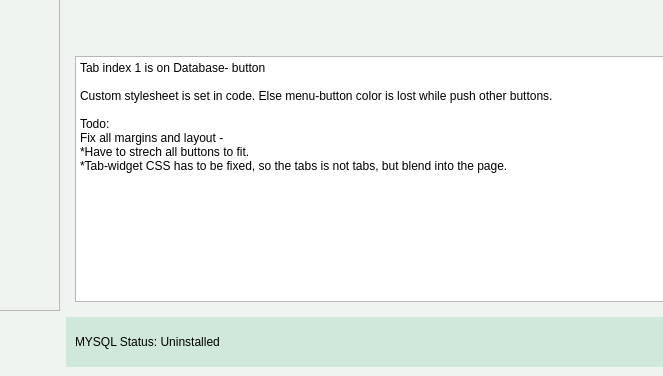
Before: the Qt Designer form QStackedWidget_design.ui in ThomasOdegard/PyQt_snippets, drawn with Qt 5; both pictures show x 105 to 768 and y 490 to 866 of the 1327 by 866 pixel window.
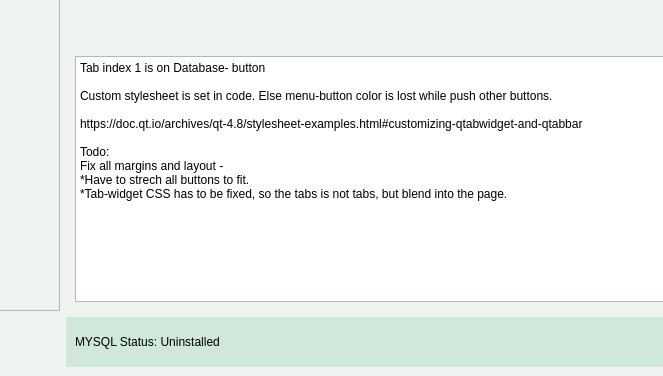
After: the same form once the commit is applied. The open tabs and pages were chosen to show the change.

Commit message: Added link to Qt Style Sheets Examples

Diff of the .ui file:
```diff
--- a/QStackedWidget_design.ui
+++ b/QStackedWidget_design.ui
@@ -183,6 +183,8 @@
 
 Custom stylesheet is set in code. Else menu-button color is lost while push other buttons.
 
+https://doc.qt.io/archives/qt-4.8/stylesheet-examples.html#customizing-qtabwidget-and-qtabbar
+            
 Todo: 
 Fix all margins and layout -
 *Have to strech all buttons to fit.
```
